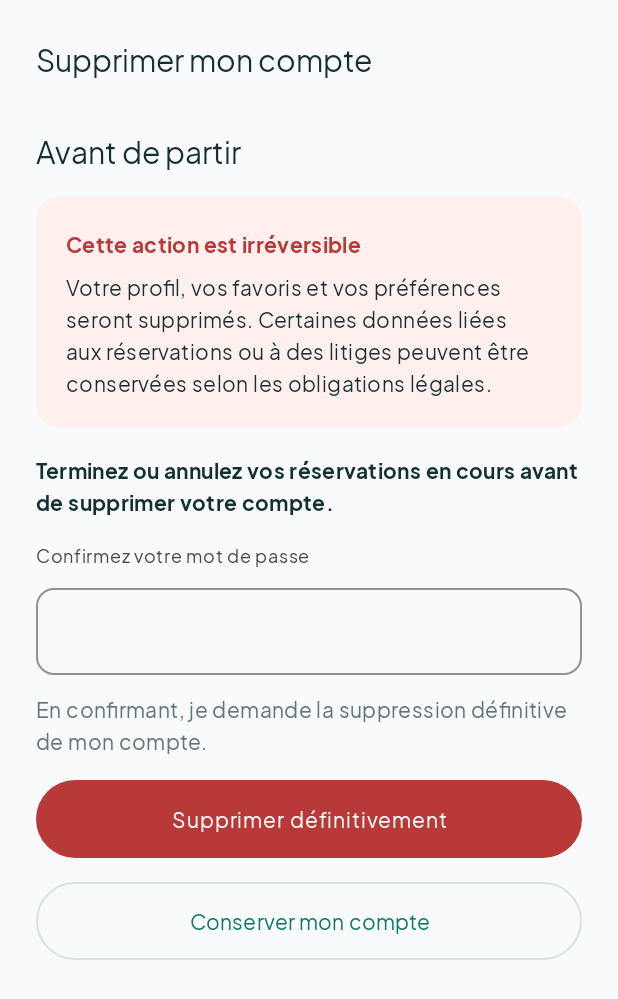
After one commit to fatimazohraaalilouch-dev/Student-Home-Sharing, an Android app: the DeleteAccountFragment screen opened through its navigation route, on a phone screen of 412 x 824 dp. The commit adds this screen. Shown: the top 999 px of the screen. Run offline under Robolectric (Android 15) with nearby library versions, the phone set to English and light mode, and no system bars; our stand-ins replace Dagger/Hilt's generated code.

Commit message:
feat(S1-11): add logout, delete account and account deleted screens + remove card surface tint and pick font file by weight

```diff
--- /dev/null
+++ b/android/app/src/main/java/ma/shs/app/ui/system/DeleteAccountFragment.kt
@@ -0,0 +1,36 @@
+package ma.shs.app.ui.system
+
+import android.os.Bundle
+import android.view.View
+import androidx.fragment.app.Fragment
+import androidx.navigation.fragment.NavHostFragment
+import ma.shs.app.R
+import ma.shs.app.databinding.FragmentAccountDeleteBinding
+
+class DeleteAccountFragment : Fragment(R.layout.fragment_account_delete) {
+
+    private var _binding: FragmentAccountDeleteBinding? = null
+    private val binding get() = _binding!!
+
+    override fun onViewCreated(view: View, savedInstanceState: Bundle?) {
+        _binding = FragmentAccountDeleteBinding.bind(view)
+        binding.btnDelete.setOnClickListener {
+            if (binding.etPassword.text.isNullOrEmpty()) {
+                binding.passwordLayout.error = getString(R.string.account_delete_password_required)
+            } else {
+                binding.passwordLayout.error = null
+                // TODO : appeler la route de suppression de compte (docs/openapi.yaml) avec le mot de passe
+                AccountResult.send(this, AccountResult.DELETE)
+            }
+        }
+        binding.btnKeep.setOnClickListener {
+            AccountResult.send(this, AccountResult.KEEP)
+            NavHostFragment.findNavController(this).popBackStack()
+        }
+    }
+
+    override fun onDestroyView() {
+        _binding = null
+        super.onDestroyView()
+    }
+}
--- /dev/null
+++ b/android/app/src/main/res/layout/fragment_account_delete.xml
@@ -0,0 +1,116 @@
+<?xml version="1.0" encoding="utf-8"?>
+<ScrollView xmlns:android="http://schemas.android.com/apk/res/android"
+    xmlns:app="http://schemas.android.com/apk/res-auto"
+    android:layout_width="match_parent"
+    android:layout_height="match_parent"
+    android:background="@color/shs_background"
+    android:fillViewport="true">
+
+    <LinearLayout
+        android:layout_width="match_parent"
+        android:layout_height="wrap_content"
+        android:orientation="vertical"
+        android:padding="@dimen/screen_margin">
+
+        <TextView
+            android:layout_width="wrap_content"
+            android:layout_height="wrap_content"
+            android:text="@string/account_bar_delete"
+            android:textAppearance="@style/TextAppearance.Shs.SectionTitle" />
+
+        <TextView
+            android:layout_width="match_parent"
+            android:layout_height="wrap_content"
+            android:layout_marginTop="@dimen/space_32"
+            android:accessibilityHeading="true"
+            android:text="@string/account_delete_heading"
+            android:textAppearance="@style/TextAppearance.Shs.SectionTitle" />
+
+        <com.google.android.material.card.MaterialCardView
+            style="@style/Widget.Shs.Card"
+            android:layout_width="match_parent"
+            android:layout_height="wrap_content"
+            android:layout_marginTop="@dimen/space_16"
+            app:cardBackgroundColor="@color/shs_badge_danger_bg"
+            app:cardElevation="0dp">
+
+            <LinearLayout
+                android:layout_width="match_parent"
+                android:layout_height="wrap_content"
+                android:orientation="vertical"
+                android:padding="@dimen/card_padding_compact">
+
+                <TextView
+                    android:layout_width="match_parent"
+                    android:layout_height="wrap_content"
+                    android:text="@string/account_delete_warning_title"
+                    android:textAppearance="@style/TextAppearance.Shs.Body"
+                    android:textColor="@color/shs_danger"
+                    android:textStyle="bold" />
+
+                <TextView
+                    android:layout_width="match_parent"
+                    android:layout_height="wrap_content"
+                    android:layout_marginTop="@dimen/space_8"
+                    android:text="@string/account_delete_warning_body"
+                    android:textAppearance="@style/TextAppearance.Shs.Body" />
+            </LinearLayout>
+        </com.google.android.material.card.MaterialCardView>
+
+        <TextView
+            android:layout_width="match_parent"
+            android:layout_height="wrap_content"
+            android:layout_marginTop="@dimen/space_16"
+            android:text="@string/account_delete_bookings_notice"
+            android:textAppearance="@style/TextAppearance.Shs.Body"
+            android:textStyle="bold" />
+
+        <TextView
+            android:id="@+id/tvPasswordLabel"
+            android:layout_width="match_parent"
+            android:layout_height="wrap_content"
+            android:layout_marginTop="@dimen/space_16"
+            android:labelFor="@+id/etPassword"
+            android:text="@string/account_delete_password_label"
+            android:textAppearance="@style/TextAppearance.Shs.Label" />
+
+        <com.google.android.material.textfield.TextInputLayout
+            android:id="@+id/passwordLayout"
+            style="@style/Widget.Shs.TextInput"
+            android:layout_width="match_parent"
+            android:layout_height="wrap_content"
+            android:layout_marginTop="@dimen/space_8">
+
+            <com.google.android.material.textfield.TextInputEditText
+                android:id="@+id/etPassword"
+                android:layout_width="match_parent"
+                android:layout_height="wrap_content"
+                android:autofillHints="password"
+                android:inputType="textPassword" />
+        </com.google.android.material.textfield.TextInputLayout>
+
+        <TextView
+            android:layout_width="match_parent"
+            android:layout_height="wrap_content"
+            android:layout_marginTop="@dimen/space_12"
+            android:text="@string/account_delete_consent"
+            android:textAppearance="@style/TextAppearance.Shs.Body"
+            android:textColor="@color/shs_on_surface_variant" />
+
+        <com.google.android.material.button.MaterialButton
+            android:id="@+id/btnDelete"
+            style="@style/Widget.Shs.Button.Danger"
+            android:layout_width="match_parent"
+            android:layout_height="wrap_content"
+            android:layout_marginTop="@dimen/space_16"
+            android:text="@string/account_delete_confirm" />
+
+        <com.google.android.material.button.MaterialButton
+            android:id="@+id/btnKeep"
+            style="@style/Widget.Shs.Button.Outlined"
+            android:layout_width="match_parent"
+            android:layout_height="wrap_content"
+            android:layout_marginTop="@dimen/space_16"
+            android:text="@string/account_delete_keep" />
+    </LinearLayout>
+</ScrollView>
--- a/android/app/src/main/res/navigation/nav_settings.xml
+++ b/android/app/src/main/res/navigation/nav_settings.xml
@@ -9,4 +9,17 @@
         android:id="@+id/settingsPlaceholder"
         android:name="ma.shs.app.ui.PlaceholderFragment"
         tools:layout="@layout/fragment_placeholder" />
+
+    <fragment
+        android:id="@+id/accountLogout"
+        android:name="ma.shs.app.ui.system.LogoutFragment"
+        tools:layout="@layout/fragment_account_logout" />
+    <fragment
+        android:id="@+id/accountDelete"
+        android:name="ma.shs.app.ui.system.DeleteAccountFragment"
+        tools:layout="@layout/fragment_account_delete" />
+    <fragment
+        android:id="@+id/accountDeleted"
+        android:name="ma.shs.app.ui.system.AccountDeletedFragment"
+        tools:layout="@layout/fragment_account_deleted" />
 </navigation>
--- a/android/app/src/main/res/values/dimens_system.xml
+++ b/android/app/src/main/res/values/dimens_system.xml
@@ -4,5 +4,7 @@
     <dimen name="state_icon_size">40dp</dimen>
     <dimen name="state_content_top">112dp</dimen>
     <dimen name="perm_icon_size">32dp</dimen>
+    <dimen name="account_card_top">96dp</dimen>
+    <dimen name="card_padding_compact">20dp</dimen>
 
 </resources>
--- a/android/app/src/main/res/values/strings_system.xml
+++ b/android/app/src/main/res/values/strings_system.xml
@@ -37,4 +37,25 @@
     <string name="perm_location_allow">Autoriser pendant l\'utilisation</string>
     <string name="perm_location_once">Cette fois uniquement</string>
 
+    <string name="account_bar_my_account">Mon compte</string>
+    <string name="account_logout_title">Se déconnecter ?</string>
+    <string name="account_logout_body">Vous devrez vous reconnecter pour accéder à vos messages, favoris et réservations. Vos données restent enregistrées.</string>
+    <string name="account_logout_confirm">Se déconnecter</string>
+    <string name="account_logout_stay">Rester connecté</string>
+
+    <string name="account_bar_delete">Supprimer mon compte</string>
+    <string name="account_delete_heading">Avant de partir</string>
+    <string name="account_delete_warning_title">Cette action est irréversible</string>
+    <string name="account_delete_warning_body">Votre profil, vos favoris et vos préférences seront supprimés. Certaines données liées aux réservations ou à des litiges peuvent être conservées selon les obligations légales.</string>
+    <string name="account_delete_bookings_notice">Terminez ou annulez vos réservations en cours avant de supprimer votre compte.</string>
+    <string name="account_delete_password_label">Confirmez votre mot de passe</string>
+    <string name="account_delete_password_required">Saisissez votre mot de passe pour confirmer.</string>
+    <string name="account_delete_consent">En confirmant, je demande la suppression définitive de mon compte.</string>
+    <string name="account_delete_confirm">Supprimer définitivement</string>
+    <string name="account_delete_keep">Conserver mon compte</string>
+
+    <string name="account_deleted_bar">Compte supprimé</string>
+    <string name="account_deleted_title">Votre compte a été supprimé</string>
+    <string name="account_deleted_body">Vous êtes déconnecté. Les données soumises à une obligation légale restent conservées uniquement pour cette finalité.</string>
+
 </resources>
--- a/android/app/src/main/res/values/themes.xml
+++ b/android/app/src/main/res/values/themes.xml
@@ -12,6 +12,10 @@
         <item name="colorOnSurface">@color/shs_on_background</item>
         <item name="colorOnSurfaceVariant">@color/shs_on_surface_variant</item>
         <item name="colorOutline">@color/shs_outline</item>
+
+        <item name="colorSurfaceTint">@android:color/transparent</item>
+        <item name="elevationOverlayEnabled">false</item>
+
         <item name="android:fontFamily">@font/plus_jakarta_sans</item>
         <item name="android:statusBarColor">@android:color/transparent</item>
         <item name="materialButtonStyle">@style/Widget.Shs.Button.Primary</item>
--- a/android/app/src/main/res/values/type.xml
+++ b/android/app/src/main/res/values/type.xml
@@ -1,14 +1,14 @@
 <?xml version="1.0" encoding="utf-8"?>
 <resources>
     <style name="TextAppearance.Shs.ScreenTitle" parent="TextAppearance.Material3.HeadlineMedium">
-        <item name="android:fontFamily">@font/plus_jakarta_sans</item>
+        <item name="android:fontFamily">@font/plus_jakarta_sans_extrabold</item>
         <item name="android:textFontWeight">800</item>
         <item name="android:textSize">@dimen/text_screen_title</item>
         <item name="android:lineHeight">@dimen/text_screen_title_line</item>
         <item name="android:textColor">?attr/colorOnBackground</item>
     </style>
     <style name="TextAppearance.Shs.SectionTitle" parent="TextAppearance.Material3.TitleLarge">
-        <item name="android:fontFamily">@font/plus_jakarta_sans</item>
+        <item name="android:fontFamily">@font/plus_jakarta_sans_bold</item>
         <item name="android:textFontWeight">700</item>
         <item name="android:textSize">@dimen/text_section_title</item>
         <item name="android:lineHeight">@dimen/text_section_title_line</item>
@@ -22,7 +22,7 @@
         <item name="android:textColor">?attr/colorOnBackground</item>
     </style>
     <style name="TextAppearance.Shs.Label" parent="TextAppearance.Material3.LabelMedium">
-        <item name="android:fontFamily">@font/plus_jakarta_sans</item>
+        <item name="android:fontFamily">@font/plus_jakarta_sans_bold</item>
         <item name="android:textFontWeight">700</item>
         <item name="android:textSize">@dimen/text_label</item>
         <item name="android:lineHeight">@dimen/text_label_line</item>
```
Also changed, not shown: android/app/src/main/java/ma/shs/app/ui/system/AccountDeletedFragment.kt (added, +26 -0 lines), android/app/src/main/java/ma/shs/app/ui/system/AccountResult.kt (added, +23 -0 lines), android/app/src/main/java/ma/shs/app/ui/system/LogoutFragment.kt (added, +31 -0 lines), android/app/src/main/res/drawable/ic_account_check.xml (added, +20 -0 lines), android/app/src/main/res/layout/fragment_account_deleted.xml (added, +54 -0 lines), android/app/src/main/res/layout/fragment_account_logout.xml (added, +74 -0 lines).
